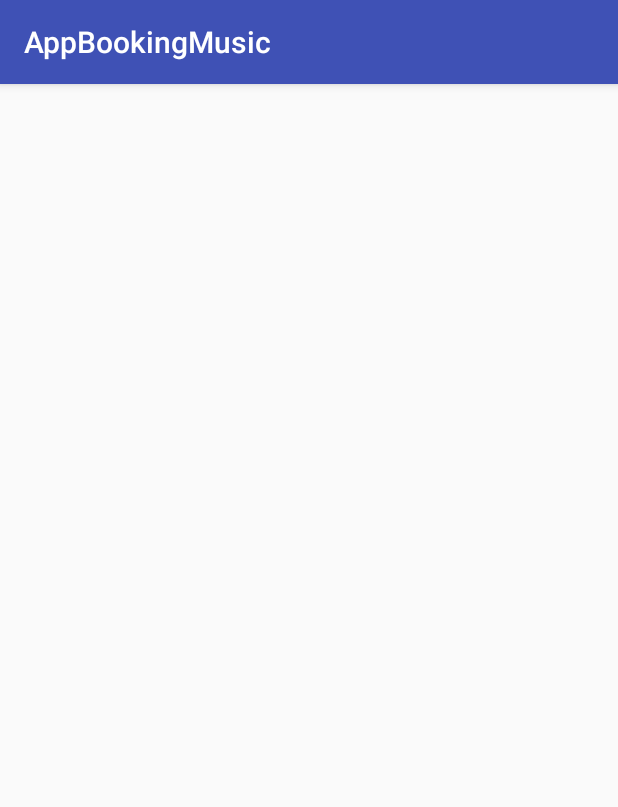
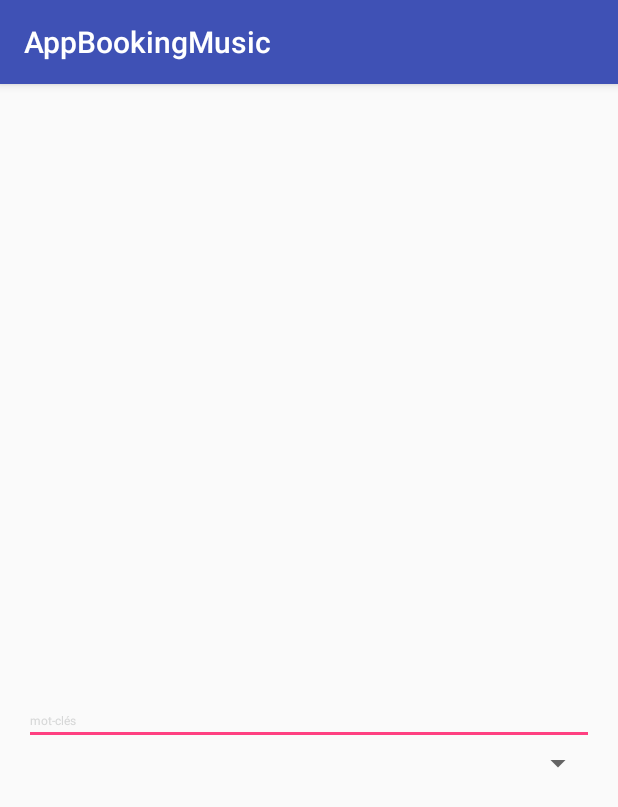
Before and after one commit to xZven/AppBookingMusic, an Android app: the fragment StartActivityFragment shown on its own in the app's theme, on a phone screen of 412 x 824 dp. Shown: the top 807 px of the screen. Run offline under Robolectric (Android 15) with nearby library versions, the phone set to English and light mode, and no system bars.

Commit message:
Search Engigne Layout créé. Intégré à fragment_start pour test visu. Design à refaire.

```diff
--- a/app/src/main/res/layout/fragment_start.xml
+++ b/app/src/main/res/layout/fragment_start.xml
@@ -12,4 +12,12 @@
     tools:showIn="@layout/activity_start">
 
 
+    <include
+        android:layout_width="wrap_content"
+        android:layout_height="wrap_content"
+        layout="@layout/search_engine"
+        android:layout_alignParentBottom="true"
+        android:layout_marginBottom="287dp"
+        android:layout_alignParentEnd="true"
+        android:layout_alignParentStart="true" />
 </RelativeLayout>
--- /dev/null
+++ b/app/src/main/res/layout/search_engine.xml
@@ -0,0 +1,22 @@
+<?xml version="1.0" encoding="utf-8"?>
+<LinearLayout xmlns:android="http://schemas.android.com/apk/res/android"
+    android:orientation="vertical" android:layout_width="match_parent"
+    android:layout_height="match_parent"
+    android:id="@+id/searchEngineLinearLayout">
+
+    <EditText
+        android:layout_width="match_parent"
+        android:layout_height="wrap_content"
+        android:inputType="textPersonName"
+        android:text="mot-clés"
+        android:ems="10"
+        android:id="@+id/EditFieldSearch"
+        android:textSize="8sp"
+        android:textColor="?attr/colorButtonNormal" />
+
+    <Spinner
+        android:layout_width="match_parent"
+        android:layout_height="wrap_content"
+        android:id="@+id/spinner" />
+
+</LinearLayout>
```
